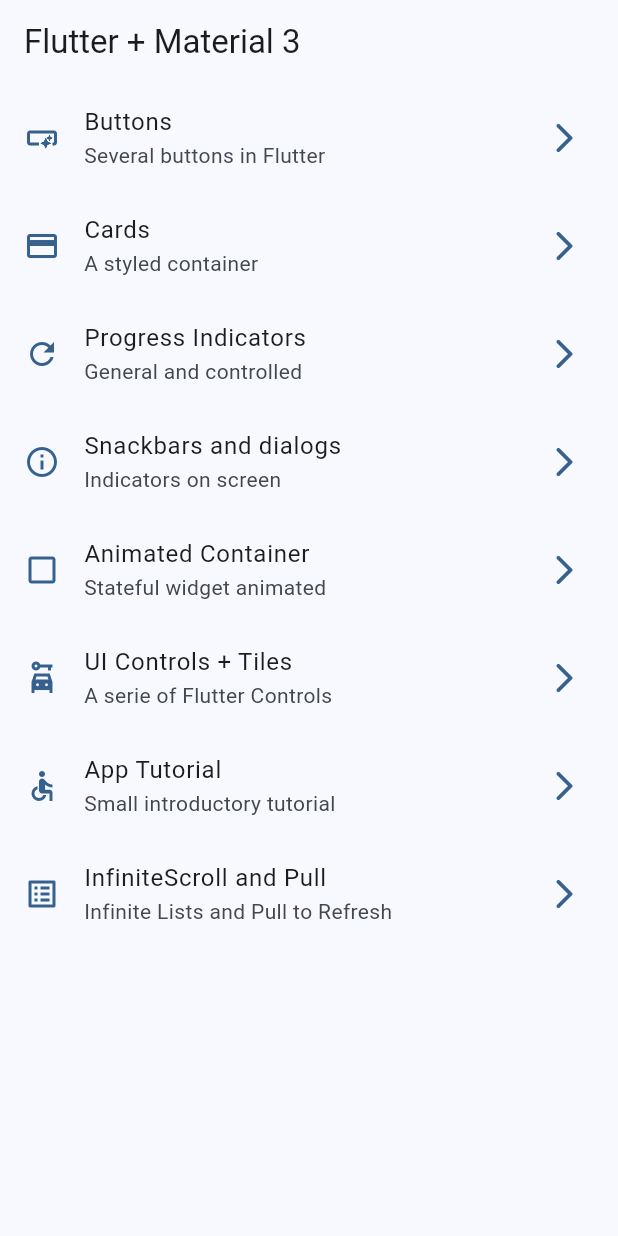
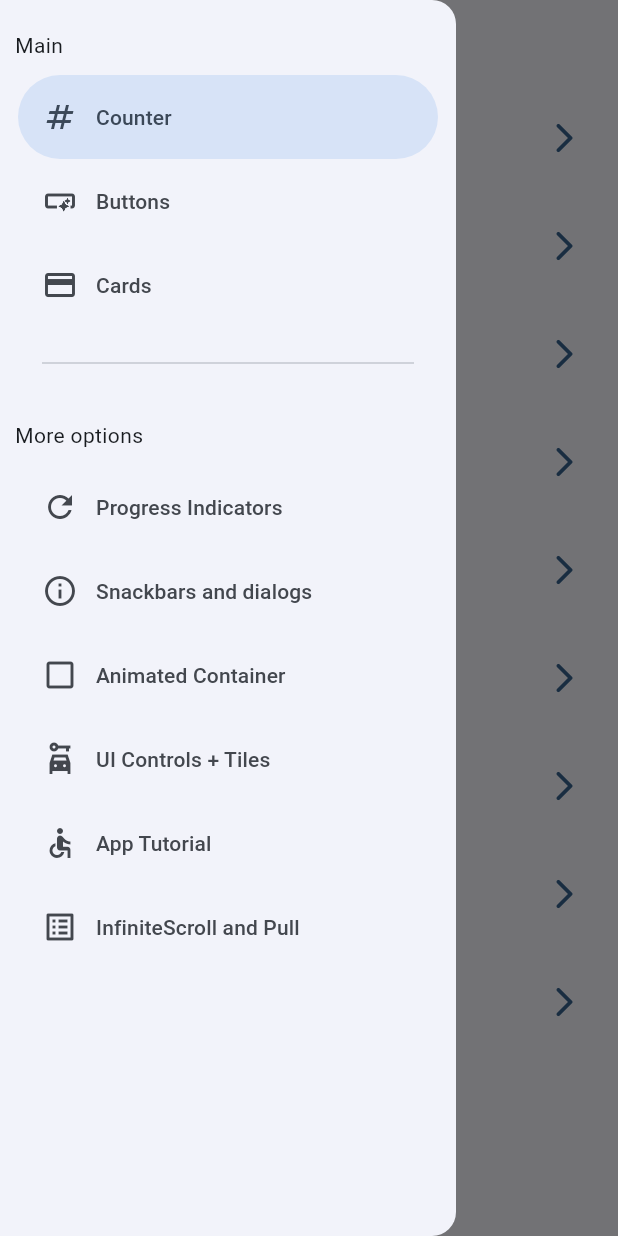
Before and after one commit to CesarArellano/Flutter-Pro-Course, a Flutter app: the screen it shows after launch, with the side drawer open (before the commit the screen has no drawer), on a phone screen of 412 x 824 dp. Run offline on Flutter 3.47's test engine with Material 2 defaults, Android fonts, the light colour scheme and no system bars; our stand-ins replace animate_do, dio, go_router, video_player.

Commit message:
Add Counter Screen and Drawer

```diff
--- a/widgets_app/lib/config/menu/menu_items.dart
+++ b/widgets_app/lib/config/menu/menu_items.dart
@@ -18,6 +18,12 @@
 }
 
 const appMenuItems = <MenuItem>[
+  MenuItem(
+    title: 'Counter',
+    subtitle: 'Default Counter',
+    link: CounterScreen.name,
+    icon: Icons.numbers
+  ),
   MenuItem(
     title: 'Buttons',
     subtitle: 'Several buttons in Flutter',
--- a/widgets_app/lib/config/router/app_router.dart
+++ b/widgets_app/lib/config/router/app_router.dart
@@ -52,5 +52,10 @@
       name: InfiniteScrollScreen.name,
       builder: (context, state) => const InfiniteScrollScreen(),
     ),
+    GoRoute(
+      path: '/counter',
+      name: CounterScreen.name,
+      builder: (context, state) => const CounterScreen(),
+    ),
   ],
 );
--- /dev/null
+++ b/widgets_app/lib/presentation/screens/counter/counter_screen.dart
@@ -0,0 +1,24 @@
+import 'package:flutter/material.dart';
+
+class CounterScreen extends StatelessWidget {
+  static const String name = 'counter_screen';
+
+  const CounterScreen({Key? key}) : super(key: key);
+
+  @override
+  Widget build(BuildContext context) {
+    const counter = 10;
+    return Scaffold(
+      appBar: AppBar(
+        title: const Text('Counter Screen'),
+      ),
+      body: const Center(
+        child: Text('Value: $counter'),
+      ),
+      floatingActionButton: FloatingActionButton(
+        onPressed: () {},
+        child: const Icon(Icons.add),
+      ),
+    );
+  }
+}
--- a/widgets_app/lib/presentation/screens/home/home_screen.dart
+++ b/widgets_app/lib/presentation/screens/home/home_screen.dart
@@ -1,5 +1,6 @@
 import 'package:flutter/material.dart';
 import 'package:go_router/go_router.dart';
+import 'package:widgets_app/presentation/widgets/side_menu.dart';
 
 import '../../../config/menu/menu_items.dart';
 
@@ -10,11 +11,17 @@
 
   @override
   Widget build(BuildContext context) {
+    final GlobalKey<ScaffoldState> scaffoldKey = GlobalKey<ScaffoldState>();
+
     return Scaffold(
+      key: scaffoldKey,
       appBar: AppBar(
         title: const Text('Flutter + Material 3'),
       ),
-      body: const _HomeView()
+      body: const _HomeView(),
+      drawer: SideMenu(
+        scaffoldKey: scaffoldKey,
+      ),
     );
   }
 }
--- a/widgets_app/lib/presentation/screens/progress/progress_screen.dart
+++ b/widgets_app/lib/presentation/screens/progress/progress_screen.dart
@@ -1,4 +1,3 @@
-import 'dart:developer';
 
 import 'package:flutter/material.dart';
 
@@ -46,7 +45,6 @@
   Widget build(BuildContext context) {
     return StreamBuilder(
       stream: Stream.periodic(const Duration( milliseconds: 300 ), (value) {
-        log(value.toString());
         return (value * 2) / 100;
       }).takeWhile((value) => value < 100),
       builder: (context, snapshot) {
--- a/widgets_app/lib/presentation/screens/screens.dart
+++ b/widgets_app/lib/presentation/screens/screens.dart
@@ -1,3 +1,4 @@
+export 'package:widgets_app/presentation/screens/counter/counter_screen.dart';
 export 'package:widgets_app/presentation/screens/app_tutorial/app_tutorial_screen.dart';
 export 'package:widgets_app/presentation/screens/buttons/buttons_screen.dart';
 export 'package:widgets_app/presentation/screens/cards/cards_screen.dart';
--- /dev/null
+++ b/widgets_app/lib/presentation/widgets/side_menu.dart
@@ -0,0 +1,61 @@
+
+import 'package:flutter/material.dart';
+import 'package:go_router/go_router.dart';
+import 'package:widgets_app/config/menu/menu_items.dart';
+
+class SideMenu extends StatefulWidget {
+  final GlobalKey<ScaffoldState> scaffoldKey;
+
+  const SideMenu({
+    super.key,
+    required this.scaffoldKey
+  });
+
+  @override
+  State<SideMenu> createState() => _SideMenuState();
+}
+
+class _SideMenuState extends State<SideMenu> {
+  int navDrawerIndex = 0;
+
+  @override
+  Widget build(BuildContext context) {
+    final hasNotch = MediaQuery.of(context).viewPadding.top > 35;
+
+    return NavigationDrawer(
+      selectedIndex: navDrawerIndex,
+      onDestinationSelected: ( index ) {
+        setState(() {
+          navDrawerIndex = index;
+        });
+
+        final menuItem = appMenuItems[index];
+        context.pushNamed(menuItem.link);
+
+        widget.scaffoldKey.currentState?.closeDrawer();
+      },
+      children: [
+        Padding(
+          padding: EdgeInsets.fromLTRB(10, hasNotch ? 10 : 20, 16, 10),
+          child: const Text('Main'),
+        ),
+        ...appMenuItems.sublist(0, 3).map((menuItem) => NavigationDrawerDestination(
+          icon: Icon(menuItem.icon),
+          label: Text(menuItem.title),
+        )),
+        const Padding(
+          padding: EdgeInsets.fromLTRB(28, 16, 28, 10),
+          child: Divider(),
+        ),
+        Padding(
+          padding: EdgeInsets.fromLTRB(10, hasNotch ? 10 : 20, 16, 10),
+          child: const Text('More options'),
+        ),
+        ...appMenuItems.sublist(3).map((menuItem) => NavigationDrawerDestination(
+          icon: Icon(menuItem.icon),
+          label: Text(menuItem.title),
+        )),
+      ]
+    );
+  }
+}
--- a/yes_no_app/lib/presentation/screens/chat/chat_screen.dart
+++ b/yes_no_app/lib/presentation/screens/chat/chat_screen.dart
@@ -21,7 +21,7 @@
         leading: const Padding(
           padding: EdgeInsets.all(8.0),
           child: CircleAvatar(
-            backgroundImage: NetworkImage('https://media.licdn.com/dms/image/D5603AQE_CpTZ1Y3iAg/profile-displayphoto-shrink_200_200/0/1684859001190?e=1690416000&v=beta&t=4ozZSpbSn-xO-hz3M00iEL50nu_anOQEd7xL7jUsFgY'),
+            backgroundImage: NetworkImage('https://media.licdn.com/dms/image/D5603AQFmKInGCmwDYg/profile-displayphoto-shrink_200_200/0/1685327552130?e=1691625600&v=beta&t=Cmbdjx00OC_qDdi3LGPSGpqt9m7vmQGHFrt2_XXJ3Do'),
           ),
         ),
       ),
```
